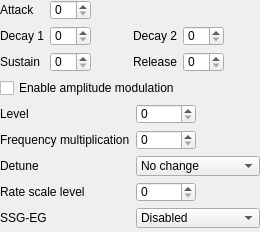
The window that src/operator_editor.ui (Wohlstand/OPN2BankEditor) describes before a commit, drawn with Qt 5.
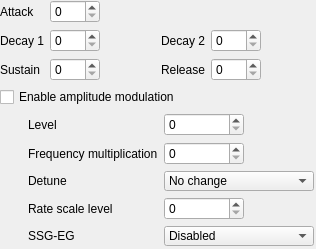
The same window after the commit.

Commit message: Improve UI look on macOS

Patch:
```diff
--- a/src/operator_editor.ui
+++ b/src/operator_editor.ui
@@ -6,8 +6,8 @@
    <rect>
     <x>0</x>
     <y>0</y>
-    <width>260</width>
-    <height>232</height>
+    <width>316</width>
+    <height>249</height>
    </rect>
   </property>
   <property name="windowTitle">
@@ -36,10 +36,16 @@
          <verstretch>0</verstretch>
         </sizepolicy>
        </property>
+       <property name="minimumSize">
+        <size>
+         <width>50</width>
+         <height>0</height>
+        </size>
+       </property>
        <property name="maximumSize">
         <size>
-         <width>60</width>
-         <height>20</height>
+         <width>80</width>
+         <height>16777215</height>
         </size>
        </property>
        <property name="toolTip">
@@ -58,10 +64,16 @@
          <verstretch>0</verstretch>
         </sizepolicy>
        </property>
+       <property name="minimumSize">
+        <size>
+         <width>50</width>
+         <height>0</height>
+        </size>
+       </property>
        <property name="maximumSize">
         <size>
-         <width>60</width>
-         <height>20</height>
+         <width>80</width>
+         <height>16777215</height>
         </size>
        </property>
        <property name="toolTip">
@@ -80,10 +92,16 @@
          <verstretch>0</verstretch>
         </sizepolicy>
        </property>
+       <property name="minimumSize">
+        <size>
+         <width>50</width>
+         <height>0</height>
+        </size>
+       </property>
        <property name="maximumSize">
         <size>
-         <width>60</width>
-         <height>20</height>
+         <width>80</width>
+         <height>16777215</height>
         </size>
        </property>
        <property name="toolTip">
@@ -122,10 +140,16 @@
          <verstretch>0</verstretch>
         </sizepolicy>
        </property>
+       <property name="minimumSize">
+        <size>
+         <width>50</width>
+         <height>0</height>
+        </size>
+       </property>
        <property name="maximumSize">
         <size>
-         <width>60</width>
-         <height>20</height>
+         <width>80</width>
+         <height>16777215</height>
         </size>
        </property>
        <property name="toolTip">
@@ -154,10 +178,16 @@
          <verstretch>0</verstretch>
         </sizepolicy>
        </property>
+       <property name="minimumSize">
+        <size>
+         <width>50</width>
+         <height>0</height>
+        </size>
+       </property>
        <property name="maximumSize">
         <size>
-         <width>60</width>
-         <height>20</height>
+         <width>80</width>
+         <height>16777215</height>
         </size>
        </property>
        <property name="toolTip">
@@ -240,6 +270,12 @@
    </item>
    <item>
     <layout class="QFormLayout" name="formLayout">
+     <property name="formAlignment">
+      <set>Qt::AlignRight|Qt::AlignTop|Qt::AlignTrailing</set>
+     </property>
+     <property name="rightMargin">
+      <number>8</number>
+     </property>
      <item row="0" column="0">
       <widget class="QLabel" name="label_28">
        <property name="toolTip">
@@ -258,10 +294,16 @@
          <verstretch>0</verstretch>
         </sizepolicy>
        </property>
+       <property name="minimumSize">
+        <size>
+         <width>50</width>
+         <height>0</height>
+        </size>
+       </property>
        <property name="maximumSize">
         <size>
-         <width>60</width>
-         <height>20</height>
+         <width>80</width>
+         <height>16777215</height>
         </size>
        </property>
        <property name="toolTip">
@@ -290,10 +332,16 @@
          <verstretch>0</verstretch>
         </sizepolicy>
        </property>
+       <property name="minimumSize">
+        <size>
+         <width>50</width>
+         <height>0</height>
+        </size>
+       </property>
        <property name="maximumSize">
         <size>
-         <width>60</width>
-         <height>20</height>
+         <width>80</width>
+         <height>16777215</height>
         </size>
        </property>
        <property name="toolTip">
@@ -385,10 +433,16 @@
          <verstretch>0</verstretch>
         </sizepolicy>
        </property>
+       <property name="minimumSize">
+        <size>
+         <width>50</width>
+         <height>0</height>
+        </size>
+       </property>
        <property name="maximumSize">
         <size>
-         <width>60</width>
-         <height>20</height>
+         <width>80</width>
+         <height>16777215</height>
         </size>
        </property>
        <property name="toolTip">
```
The commit also changes 1 other file.
